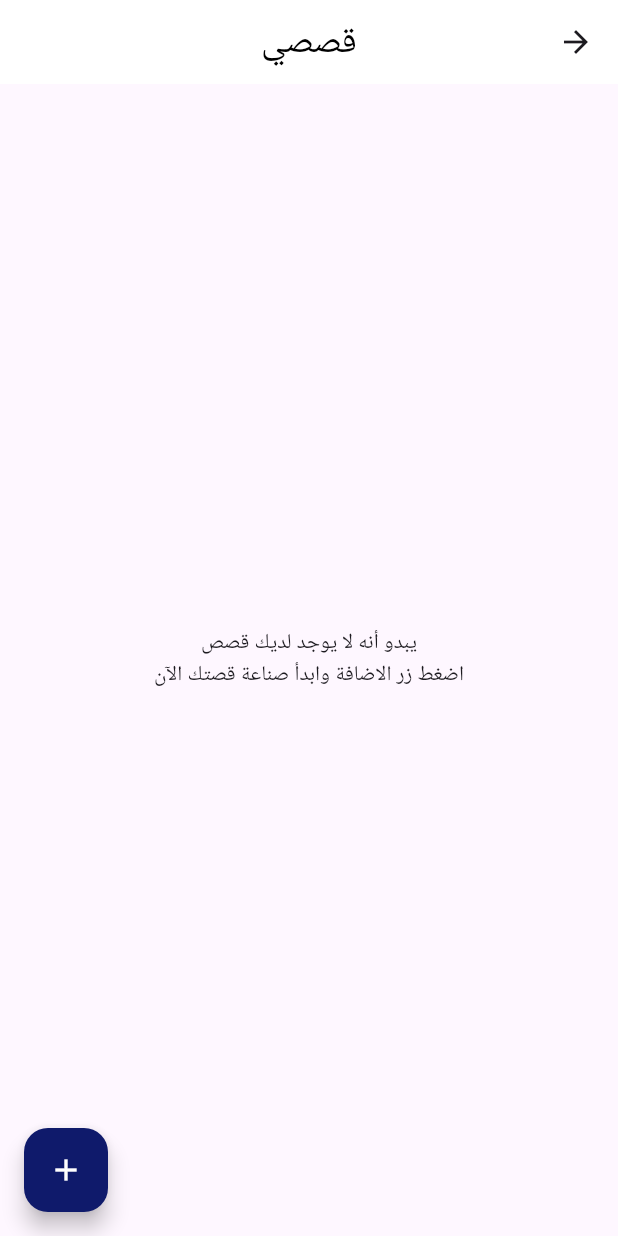
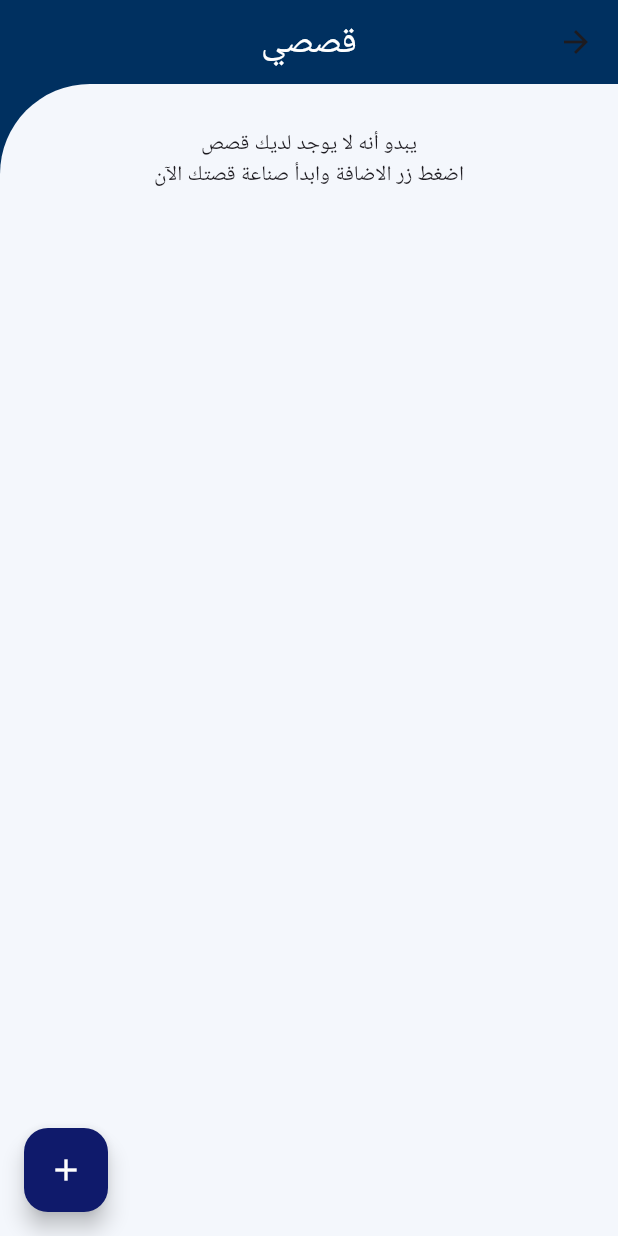
Before and after one commit to Lujain-M02/2023-GP1-6, a Flutter app: the MyStories screen opened directly, on a phone screen of 412 x 824 dp. Run offline on Flutter 3.47's test engine with Material 3 defaults, Android fonts, the phone set to English and light mode, and no system bars; our stand-ins replace animate_do, animated_text_kit, cloud_firestore, curved_navigation_bar, firebase_auth, firebase_core and 4 more; accounts and stored records are empty; Roboto replaces fonts that are missing (Vazirmatn).

Commit message:
restyling my stories page

```diff
--- a/your_story/lib/pages/MyStories_page/my_stories_page.dart
+++ b/your_story/lib/pages/MyStories_page/my_stories_page.dart
@@ -55,12 +55,12 @@ class _MyStoriesState extends State<MyStories> {
     return SafeArea(
       child: Directionality(
         textDirection: TextDirection.rtl,
-        child: Scaffold(
+        child: Scaffold(backgroundColor: YourStoryStyle.s2Color,
           appBar: AppBar(
             title: const Text("قصصي",
-                style: TextStyle(fontSize: 24, color: Colors.black)),
+                style: TextStyle(fontSize: 24, color: Colors.white)),
             centerTitle: true,
-            backgroundColor: Colors.white,
+            backgroundColor: YourStoryStyle.s2Color,
           ),
           floatingActionButton: FloatingActionButton(
             onPressed: () => Navigator.push(context,
@@ -74,18 +74,48 @@ class _MyStoriesState extends State<MyStories> {
               if (snapshot.connectionState == ConnectionState.waiting) {
                 return Center(
                   child: CircularProgressIndicator(
-                      color: YourStoryStyle.primarycolor),
+                  color: YourStoryStyle.primarycolor),
                 );
               }
               if (!snapshot.hasData || snapshot.data!.isEmpty) {
-                return const Center(
+                return Container(padding: const EdgeInsets.only(
+                left: 20,
+                top: 30,
+                right: 20,
+                bottom: 700,
+              ),
+              width: double.infinity,
+              decoration: const BoxDecoration(
+                color: Color.fromARGB(255, 244, 247, 252),
+                borderRadius: BorderRadius.only(
+                  topLeft: Radius.circular(60),
+
+                ),
+              ),
+                child: Center(
                   child: Text(
                       "يبدو أنه لا يوجد لديك قصص\nاضغط زر الاضافة وابدأ صناعة قصتك الآن",
                       textAlign: TextAlign.center),
-                );
+                ));
               }
+
+
+
+              //   return const Center(
+              //     child: Text(
+              //         "يبدو أنه لا يوجد لديك قصص\nاضغط زر الاضافة وابدأ صناعة قصتك الآن",
+              //         textAlign: TextAlign.center),
+              //   );
+              // }
               final stories = snapshot.data!;
-              return ListView.builder(
+              return Container(
+                padding: const EdgeInsets.only(left: 20, top: 30, right: 20, bottom: 20),
+                decoration: const BoxDecoration(
+                  color: Color.fromARGB(255, 244, 247, 252),
+                  borderRadius: BorderRadius.only(topLeft: Radius.circular(60)),
+                ),
+                child:
+               ListView.builder(
                 itemCount: stories.length,
                 itemBuilder: (context, index) {
                   final story = stories[index];
@@ -94,7 +124,7 @@ class _MyStoriesState extends State<MyStories> {
                     onDelete: () => deleteStory(story.id),
                   );
                 },
-              );
+              ));
             },
           ),
         ),
```
